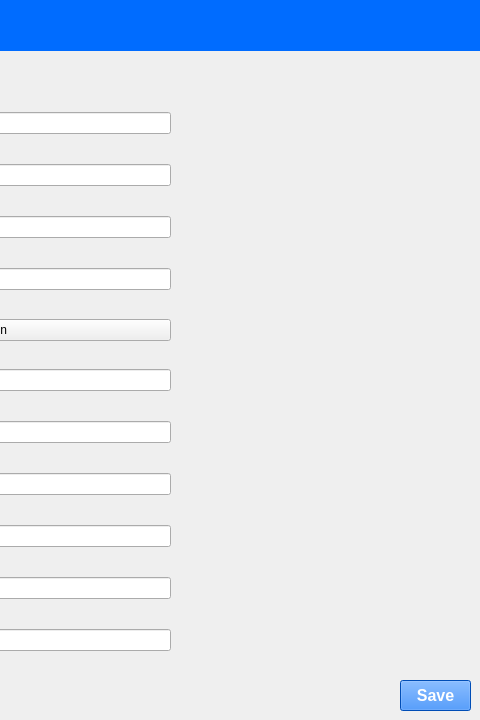
Qt form Designer/application.ui (ParintonPrarom-148/Printer_Management_Program_For_Automated_Gate_System) before a commit; both pictures show x 800 to 1280 and y 0 to 720 of the 1280 by 720 pixel window.
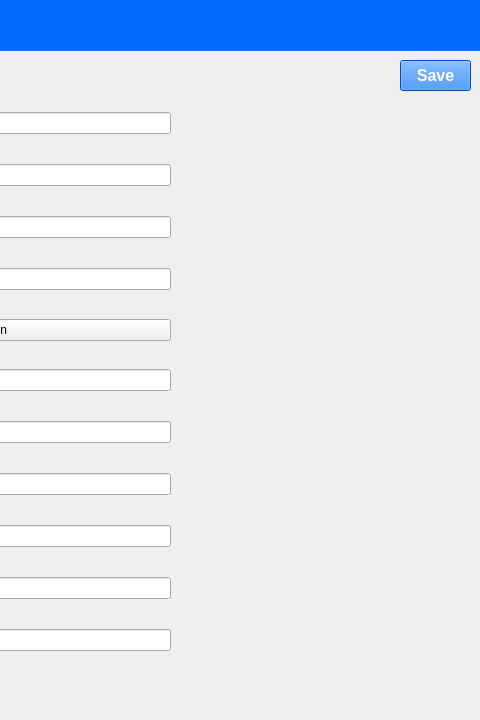
The same form after that commit. Icons and pictures are not drawn.

```diff
--- a/Designer/application.ui
+++ b/Designer/application.ui
@@ -91,7 +91,7 @@
    <property name="geometry">
     <rect>
      <x>1200</x>
-     <y>680</y>
+     <y>60</y>
      <width>71</width>
      <height>31</height>
     </rect>
```
